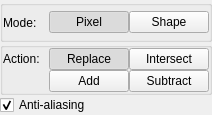
Above: krita/ui/forms/wdgselectionoptions.ui from KDE/krita before the change. Below: the same form after it.
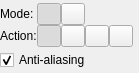
That is the form after the change.

```diff
--- a/krita/ui/forms/wdgselectionoptions.ui
+++ b/krita/ui/forms/wdgselectionoptions.ui
@@ -6,30 +6,23 @@
    <rect>
     <x>0</x>
     <y>0</y>
-    <width>212</width>
-    <height>115</height>
+    <width>139</width>
+    <height>73</height>
    </rect>
   </property>
-  <layout class="QVBoxLayout" name="verticalLayout">
-   <property name="spacing">
-    <number>0</number>
-   </property>
+  <layout class="QGridLayout" name="gridLayout_2">
    <property name="margin">
     <number>0</number>
    </property>
-   <item>
-    <widget class="QGroupBox" name="modeGroupBox">
-     <property name="title">
-      <string/>
-     </property>
-     <layout class="QHBoxLayout" name="horizontalLayout">
       <property name="spacing">
        <number>0</number>
       </property>
-      <property name="margin">
+   <item row="0" column="0">
+    <layout class="QGridLayout" name="gridLayout">
+     <property name="spacing">
        <number>0</number>
       </property>
-      <item>
+     <item row="0" column="0">
        <widget class="QLabel" name="lblMode">
         <property name="cursor">
          <cursorShape>CrossCursor</cursorShape>
@@ -39,11 +32,26 @@
         </property>
        </widget>
       </item>
-      <item>
+     <item row="0" column="1">
        <widget class="QPushButton" name="pixel">
-        <property name="text">
+       <property name="sizePolicy">
+        <sizepolicy hsizetype="Fixed" vsizetype="Fixed">
+         <horstretch>0</horstretch>
+         <verstretch>0</verstretch>
+        </sizepolicy>
+       </property>
+       <property name="maximumSize">
+        <size>
+         <width>24</width>
+         <height>16777215</height>
+        </size>
+       </property>
+       <property name="toolTip">
          <string>Pixel</string>
         </property>
+       <property name="text">
+        <string/>
+       </property>
         <property name="checkable">
          <bool>true</bool>
         </property>
@@ -55,11 +63,26 @@
         </property>
        </widget>
       </item>
-      <item>
+     <item row="0" column="2">
        <widget class="QPushButton" name="shape">
-        <property name="text">
+       <property name="sizePolicy">
+        <sizepolicy hsizetype="Fixed" vsizetype="Fixed">
+         <horstretch>0</horstretch>
+         <verstretch>0</verstretch>
+        </sizepolicy>
+       </property>
+       <property name="maximumSize">
+        <size>
+         <width>24</width>
+         <height>16777215</height>
+        </size>
+       </property>
+       <property name="toolTip">
          <string>Shape</string>
         </property>
+       <property name="text">
+        <string/>
+       </property>
         <property name="checkable">
          <bool>true</bool>
         </property>
@@ -68,21 +91,6 @@
         </property>
        </widget>
       </item>
-     </layout>
-    </widget>
-   </item>
-   <item>
-    <widget class="QGroupBox" name="actionGroupBox">
-     <property name="title">
-      <string/>
-     </property>
-     <layout class="QGridLayout" name="gridLayout">
-      <property name="margin">
-       <number>0</number>
-      </property>
-      <property name="spacing">
-       <number>0</number>
-      </property>
       <item row="1" column="0">
        <widget class="QLabel" name="lblAction">
         <property name="text">
@@ -93,29 +101,25 @@
         </property>
        </widget>
       </item>
-      <item row="2" column="1">
-       <widget class="QPushButton" name="add">
-        <property name="toolTip">
-         <string>Shortcut A</string>
-        </property>
-        <property name="text">
-         <string>Add</string>
-        </property>
-        <property name="checkable">
-         <bool>true</bool>
-        </property>
-        <property name="autoExclusive">
-         <bool>true</bool>
-        </property>
-       </widget>
-      </item>
       <item row="1" column="1">
        <widget class="QPushButton" name="replace">
+       <property name="sizePolicy">
+        <sizepolicy hsizetype="Fixed" vsizetype="Fixed">
+         <horstretch>0</horstretch>
+         <verstretch>0</verstretch>
+        </sizepolicy>
+       </property>
+       <property name="maximumSize">
+        <size>
+         <width>24</width>
+         <height>16777215</height>
+        </size>
+       </property>
         <property name="toolTip">
          <string>Shortcut R</string>
         </property>
         <property name="text">
-         <string>Replace</string>
+        <string/>
         </property>
         <property name="checkable">
          <bool>true</bool>
@@ -130,11 +134,23 @@
       </item>
       <item row="1" column="2">
        <widget class="QPushButton" name="intersect">
+       <property name="sizePolicy">
+        <sizepolicy hsizetype="Fixed" vsizetype="Fixed">
+         <horstretch>0</horstretch>
+         <verstretch>0</verstretch>
+        </sizepolicy>
+       </property>
+       <property name="maximumSize">
+        <size>
+         <width>24</width>
+         <height>16777215</height>
+        </size>
+       </property>
         <property name="toolTip">
          <string>Shortcut T</string>
         </property>
         <property name="text">
-         <string>Intersect</string>
+        <string/>
         </property>
         <property name="checkable">
          <bool>true</bool>
@@ -144,13 +160,53 @@
         </property>
        </widget>
       </item>
-      <item row="2" column="2">
+     <item row="1" column="3">
+      <widget class="QPushButton" name="add">
+       <property name="sizePolicy">
+        <sizepolicy hsizetype="Fixed" vsizetype="Fixed">
+         <horstretch>0</horstretch>
+         <verstretch>0</verstretch>
+        </sizepolicy>
+       </property>
+       <property name="maximumSize">
+        <size>
+         <width>24</width>
+         <height>16777215</height>
+        </size>
+       </property>
+       <property name="toolTip">
+        <string>Add (Shortcut A)</string>
+       </property>
+       <property name="text">
+        <string/>
+       </property>
+       <property name="checkable">
+        <bool>true</bool>
+       </property>
+       <property name="autoExclusive">
+        <bool>true</bool>
+       </property>
+      </widget>
+     </item>
+     <item row="1" column="4">
        <widget class="QPushButton" name="subtract">
+       <property name="sizePolicy">
+        <sizepolicy hsizetype="Fixed" vsizetype="Fixed">
+         <horstretch>0</horstretch>
+         <verstretch>0</verstretch>
+        </sizepolicy>
+       </property>
+       <property name="maximumSize">
+        <size>
+         <width>24</width>
+         <height>16777215</height>
+        </size>
+       </property>
         <property name="toolTip">
          <string>Shortcut S</string>
         </property>
         <property name="text">
-         <string>Subtract</string>
+        <string/>
         </property>
         <property name="checkable">
          <bool>true</bool>
@@ -161,9 +217,21 @@
        </widget>
       </item>
      </layout>
-    </widget>
    </item>
-   <item>
+   <item row="0" column="1">
+    <spacer name="horizontalSpacer">
+     <property name="orientation">
+      <enum>Qt::Horizontal</enum>
+     </property>
+     <property name="sizeHint" stdset="0">
+      <size>
+       <width>0</width>
+       <height>10</height>
+      </size>
+     </property>
+    </spacer>
+   </item>
+   <item row="1" column="0">
     <widget class="QCheckBox" name="chkAntiAliasing">
      <property name="text">
       <string>Anti-aliasing</string>
```
Left out of the diff: 6 changed lines with no effect on the pictures. Lines whose indentation alone changed are shown as unchanged.
